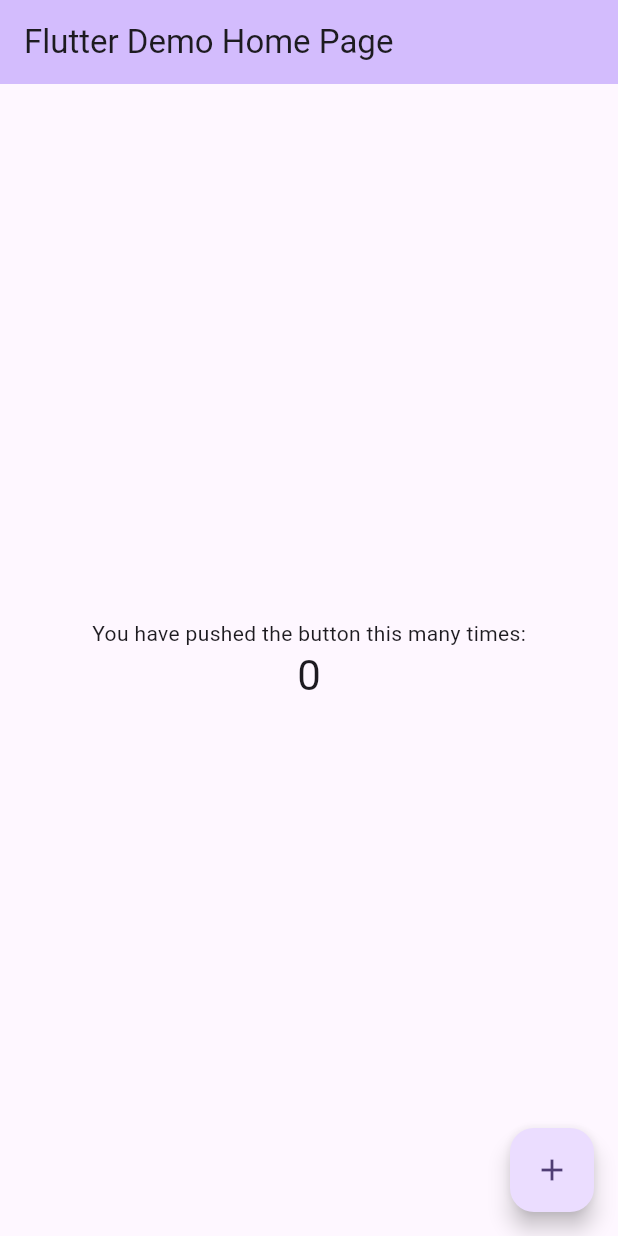
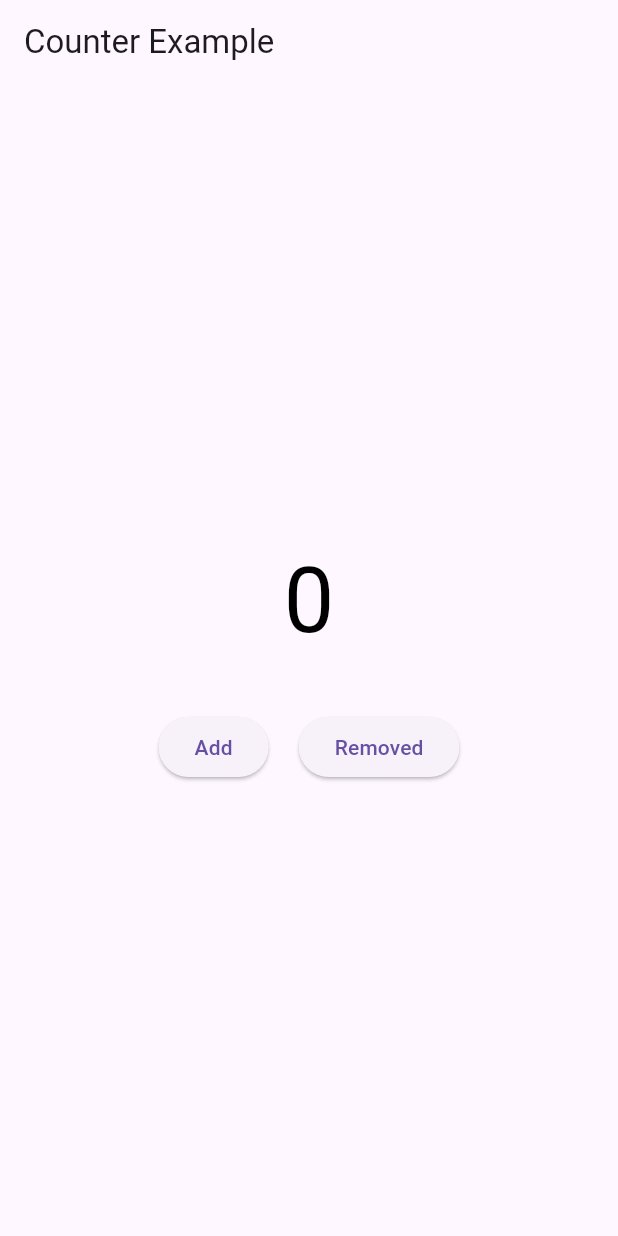
Before and after one commit to surajmandal99/flutter_bloc_tutorials, a Flutter app: the screen it shows after launch, on a phone screen of 412 x 824 dp. Run offline on Flutter 3.47's test engine with Material 3 defaults, Android fonts, the phone set to English and light mode, and no system bars; our stand-ins replace equatable, flutter_bloc.

Commit message:
counter_app

```diff
--- /dev/null
+++ b/lib/bloc/counter_bloc/bloc/counter_bloc.dart
@@ -0,0 +1,28 @@
+import 'package:flutter_bloc/flutter_bloc.dart';
+
+import 'counter_event.dart';
+import 'counter_state.dart';
+
+class CounterBloc extends Bloc<CounterEvent, CounterState> {
+  CounterBloc() : super(const CounterState()) {
+    on<IncrementCounter>(_increment);
+    on<DecrementCounter>(_decrement);
+    on<SwitchEvent>(_changeSwitchButton);
+  }
+
+  void _increment(IncrementCounter event, Emitter<CounterState> emit) {
+    emit(state.copyWith(counter: state.counter + 1));
+  }
+
+  void _decrement(DecrementCounter event, Emitter<CounterState> emit) {
+    emit(
+      state.copyWith(counter: state.counter - 1),
+    );
+  }
+
+  void _changeSwitchButton(SwitchEvent event, Emitter<CounterState> emit) {
+    emit(
+      state.copyWith(isSwitchOn: !state.isSwitchOn),
+    );
+  }
+}
--- /dev/null
+++ b/lib/bloc/counter_bloc/bloc/counter_event.dart
@@ -0,0 +1,16 @@
+
+import 'package:equatable/equatable.dart';
+
+abstract class CounterEvent extends Equatable {
+  const CounterEvent();
+
+  @override
+  List<Object> get props => [];
+}
+
+
+class IncrementCounter extends CounterEvent {}
+
+class DecrementCounter extends CounterEvent {}
+
+class SwitchEvent extends CounterEvent {}
--- /dev/null
+++ b/lib/bloc/counter_bloc/bloc/counter_state.dart
@@ -0,0 +1,21 @@
+import 'package:equatable/equatable.dart';
+
+class CounterState extends Equatable {
+  final int counter;
+  final bool isSwitchOn;
+  const CounterState({
+    this.counter = 0,
+    this.isSwitchOn = false
+  });
+
+
+  CounterState copyWith({ int? counter ,bool? isSwitchOn }) {
+    return CounterState(
+      counter: counter ?? this.counter,
+      isSwitchOn : isSwitchOn ?? this.isSwitchOn,
+    );
+  }
+
+  @override
+  List<Object> get props => [ counter, isSwitchOn];
+}
--- a/lib/main.dart
+++ b/lib/main.dart
@@ -1,4 +1,8 @@
 import 'package:flutter/material.dart';
+import 'package:flutter_bloc/flutter_bloc.dart';
+import 'package:flutter_bloc_tutorials/view/counter/counter_screen.dart';
+
+import 'bloc/counter_bloc/bloc/counter_bloc.dart';
 
 void main() {
   runApp(const MyApp());
@@ -10,116 +14,16 @@ class MyApp extends StatelessWidget {
   // This widget is the root of your application.
   @override
   Widget build(BuildContext context) {
-    return MaterialApp(
-      title: 'Flutter Demo',
-      theme: ThemeData(
-        // This is the theme of your application.
-        //
-        // TRY THIS: Try running your application with "flutter run". You'll see
-        // the application has a purple toolbar. Then, without quitting the app,
-        // try changing the seedColor in the colorScheme below to Colors.green
-        // and then invoke "hot reload" (save your changes or press the "hot
-        // reload" button in a Flutter-supported IDE, or press "r" if you used
-        // the command line to start the app).
-        //
-        // Notice that the counter didn't reset back to zero; the application
-        // state is not lost during the reload. To reset the state, use hot
-        // restart instead.
-        //
-        // This works for code too, not just values: Most code changes can be
-        // tested with just a hot reload.
-        colorScheme: ColorScheme.fromSeed(seedColor: Colors.deepPurple),
-        useMaterial3: true,
-      ),
-      home: const MyHomePage(title: 'Flutter Demo Home Page'),
-    );
+    return MultiBlocProvider(
+        providers: [
+          BlocProvider(create: (_) => CounterBloc()),
+        ],
+        child: MaterialApp(
+          title: 'Flutter Demo',
+          theme: ThemeData(
+            primarySwatch: Colors.blue,
+          ),
+          home: const CounterScreen(),
+        ));
   }
 }
-
-class MyHomePage extends StatefulWidget {
-  const MyHomePage({super.key, required this.title});
-
-  // This widget is the home page of your application. It is stateful, meaning
-  // that it has a State object (defined below) that contains fields that affect
-  // how it looks.
-
-  // This class is the configuration for the state. It holds the values (in this
-  // case the title) provided by the parent (in this case the App widget) and
-  // used by the build method of the State. Fields in a Widget subclass are
-  // always marked "final".
-
-  final String title;
-
-  @override
-  State<MyHomePage> createState() => _MyHomePageState();
-}
-
-class _MyHomePageState extends State<MyHomePage> {
-  int _counter = 0;
-
-  void _incrementCounter() {
-    setState(() {
-      // This call to setState tells the Flutter framework that something has
-      // changed in this State, which causes it to rerun the build method below
-      // so that the display can reflect the updated values. If we changed
-      // _counter without calling setState(), then the build method would not be
-      // called again, and so nothing would appear to happen.
-      _counter++;
-    });
-  }
-
-  @override
-  Widget build(BuildContext context) {
-    // This method is rerun every time setState is called, for instance as done
-    // by the _incrementCounter method above.
-    //
-    // The Flutter framework has been optimized to make rerunning build methods
-    // fast, so that you can just rebuild anything that needs updating rather
-    // than having to individually change instances of widgets.
-    return Scaffold(
-      appBar: AppBar(
-        // TRY THIS: Try changing the color here to a specific color (to
-        // Colors.amber, perhaps?) and trigger a hot reload to see the AppBar
-        // change color while the other colors stay the same.
-        backgroundColor: Theme.of(context).colorScheme.inversePrimary,
-        // Here we take the value from the MyHomePage object that was created by
-        // the App.build method, and use it to set our appbar title.
-        title: Text(widget.title),
-      ),
-      body: Center(
-        // Center is a layout widget. It takes a single child and positions it
-        // in the middle of the parent.
-        child: Column(
-          // Column is also a layout widget. It takes a list of children and
-          // arranges them vertically. By default, it sizes itself to fit its
-          // children horizontally, and tries to be as tall as its parent.
-          //
-          // Column has various properties to control how it sizes itself and
-          // how it positions its children. Here we use mainAxisAlignment to
-          // center the children vertically; the main axis here is the vertical
-          // axis because Columns are vertical (the cross axis would be
-          // horizontal).
-          //
-          // TRY THIS: Invoke "debug painting" (choose the "Toggle Debug Paint"
-          // action in the IDE, or press "p" in the console), to see the
-          // wireframe for each widget.
-          mainAxisAlignment: MainAxisAlignment.center,
-          children: <Widget>[
-            const Text(
-              'You have pushed the button this many times:',
-            ),
-            Text(
-              '$_counter',
-              style: Theme.of(context).textTheme.headlineMedium,
-            ),
-          ],
-        ),
-      ),
-      floatingActionButton: FloatingActionButton(
-        onPressed: _incrementCounter,
-        tooltip: 'Increment',
-        child: const Icon(Icons.add),
-      ), // This trailing comma makes auto-formatting nicer for build methods.
-    );
-  }
-}
--- /dev/null
+++ b/lib/view/counter/counter_screen.dart
@@ -0,0 +1,64 @@
+import 'package:flutter/material.dart';
+import 'package:flutter_bloc/flutter_bloc.dart';
+
+import '../../bloc/counter_bloc/bloc/counter_bloc.dart';
+import '../../bloc/counter_bloc/bloc/counter_event.dart';
+import '../../bloc/counter_bloc/bloc/counter_state.dart';
+
+class CounterScreen extends StatefulWidget {
+  const CounterScreen({super.key});
+  @override
+  State<CounterScreen> createState() => _CounterScreenState();
+}
+
+class _CounterScreenState extends State<CounterScreen> {
+  @override
+  Widget build(BuildContext context) {
+    return Scaffold(
+      appBar: AppBar(
+        title: const Text('Counter Example'),
+      ),
+      body: SafeArea(
+        child: Column(
+          crossAxisAlignment: CrossAxisAlignment.center,
+          mainAxisAlignment: MainAxisAlignment.center,
+          children: [
+            BlocBuilder<CounterBloc, CounterState>(
+                buildWhen: (previous, current) =>
+                    previous.counter != current.counter,
+                builder: (context, state) {
+                  return Center(
+                      child: Text(
+                    state.counter.toString(),
+                    style: const TextStyle(color: Colors.black, fontSize: 60),
+                  ));
+                }),
+            const SizedBox(
+              height: 30,
+            ),
+            Row(
+              mainAxisAlignment: MainAxisAlignment.center,
+              crossAxisAlignment: CrossAxisAlignment.center,
+              children: [
+                ElevatedButton(
+                    onPressed: () {
+                      context.read<CounterBloc>().add(IncrementCounter());
+                    },
+                    child: const Text('Add')),
+                const SizedBox(
+                  width: 20,
+                ),
+                ElevatedButton(
+                    onPressed: () {
+                      //    context.read<CounterBloc>().add( SwitchEvent());
+                      context.read<CounterBloc>().add(DecrementCounter());
+                    },
+                    child: const Text('Removed')),
+              ],
+            )
+          ],
+        ),
+      ),
+    );
+  }
+}
```
Also changed, not shown: pubspec.yaml (+6 -12 lines), pubspec.lock.
